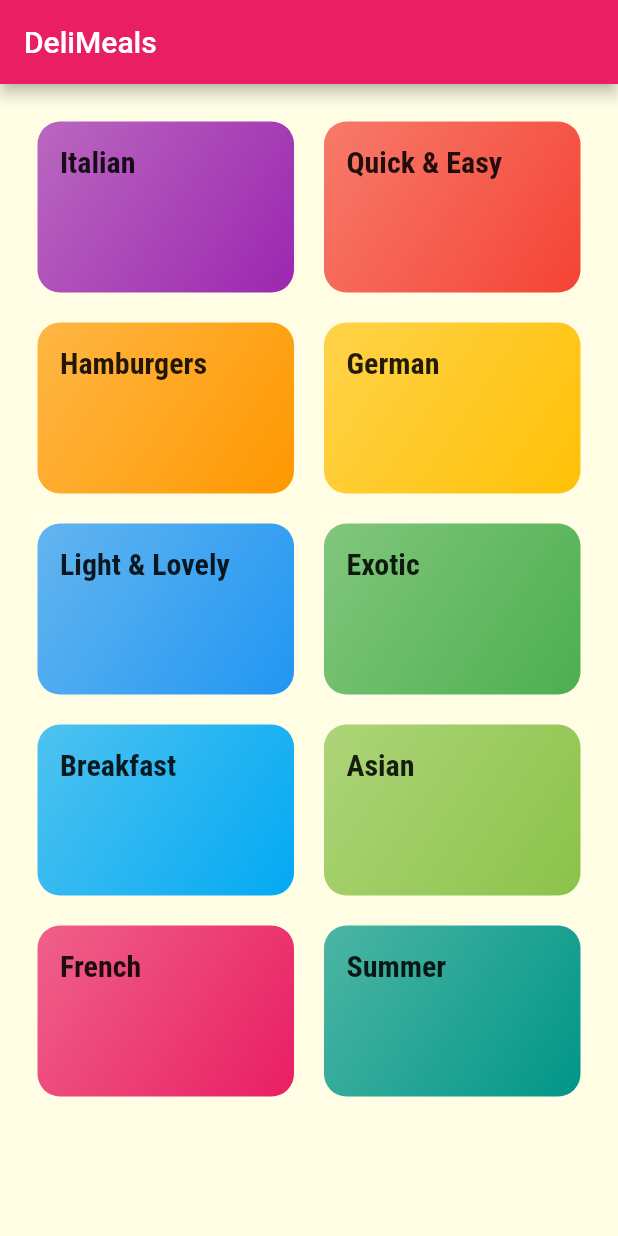
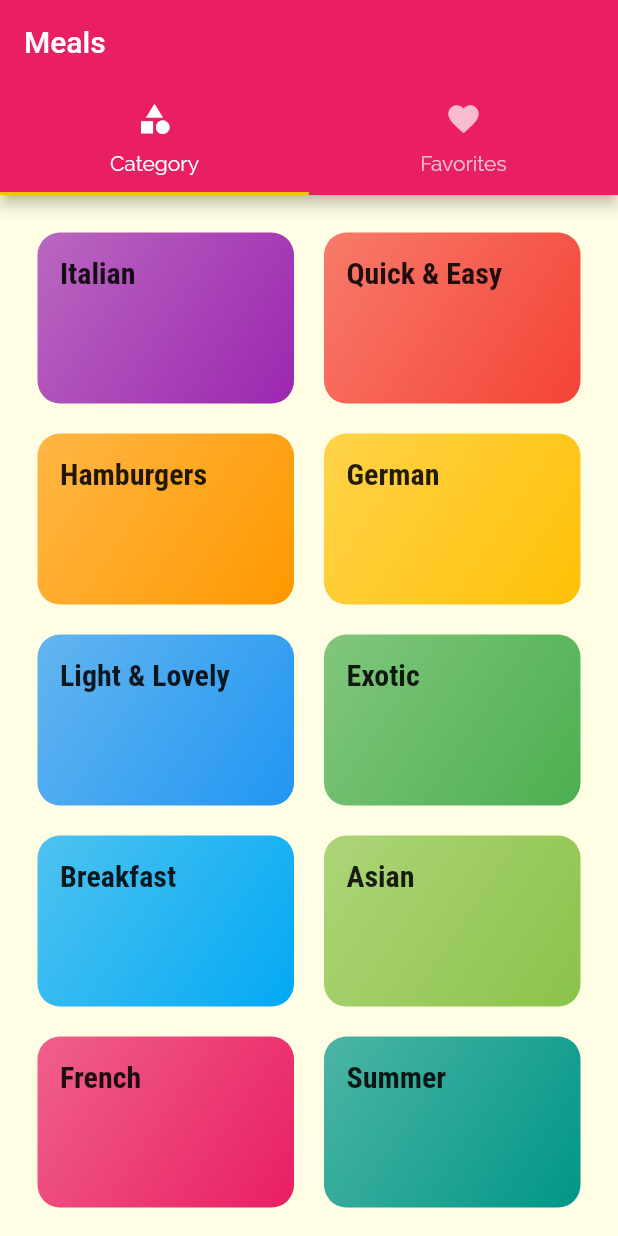
Before and after one commit to fakhruddin07/meals_app, a Flutter app: the screen it shows after launch, on a phone screen of 412 x 824 dp. Run offline on Flutter 3.47's test engine with Material 2 defaults, Android fonts, the phone set to English and light mode, and no system bars.

Commit message:
Adding a TabBar to the Appbar

```diff
--- a/lib/main.dart
+++ b/lib/main.dart
@@ -1,7 +1,7 @@
 import 'package:flutter/material.dart';
-import 'package:meals_app/screens/meal_detail_screen.dart';
+import './screens/meal_detail_screen.dart';
+import './screens/tabs_screen.dart';
 
-import 'screens/categories_screen.dart';
 import 'screens/category_meals_screen.dart';
 
 void main() {
@@ -33,7 +33,7 @@ class MyApp extends StatelessWidget {
       ),
       // home: const CategoriesScreen(),
       routes: {
-        "/": (cte) => const CategoriesScreen(),
+        "/": (ctx) => const TabsScreen(),
         CategoryMealsScreen.routeName: (ctx) => const CategoryMealsScreen(),
         MealDetailScreen.routeName: (ctx) => const MealDetailScreen(),
       },
--- a/lib/screens/categories_screen.dart
+++ b/lib/screens/categories_screen.dart
@@ -7,11 +7,7 @@ class CategoriesScreen extends StatelessWidget {
 
   @override
   Widget build(BuildContext context) {
-    return Scaffold(
-      appBar: AppBar(
-        title: const Text("DeliMeals"),
-      ),
-      body: GridView(
+    return GridView(
       padding: const EdgeInsets.all(25),
       gridDelegate: const SliverGridDelegateWithMaxCrossAxisExtent(
         maxCrossAxisExtent: 200,
@@ -28,7 +24,6 @@ class CategoriesScreen extends StatelessWidget {
             ),
           )
           .toList(),
-      ),
     );
   }
 }
--- /dev/null
+++ b/lib/screens/favorites_screen.dart
@@ -0,0 +1,12 @@
+import 'package:flutter/material.dart';
+
+class FavoritesScreen extends StatelessWidget {
+  const FavoritesScreen({super.key});
+
+  @override
+  Widget build(BuildContext context) {
+    return Center(
+      child: Text("Favorite Screen"),
+    );
+  }
+}
--- /dev/null
+++ b/lib/screens/tabs_screen.dart
@@ -0,0 +1,38 @@
+import 'package:flutter/material.dart';
+import 'package:meals_app/screens/categories_screen.dart';
+import 'package:meals_app/screens/favorites_screen.dart';
+
+class TabsScreen extends StatefulWidget {
+  const TabsScreen({super.key});
+
+  @override
+  State<TabsScreen> createState() => _TabsScreenState();
+}
+
+class _TabsScreenState extends State<TabsScreen> {
+  @override
+  Widget build(BuildContext context) {
+    return DefaultTabController(
+      length: 2,
+      child: Scaffold(
+        appBar: AppBar(
+          title: const Text("Meals"),
+          bottom: const TabBar(tabs: [
+            Tab(
+              icon: Icon(Icons.category),
+              text: "Category",
+            ),
+            Tab(
+              icon: Icon(Icons.favorite),
+              text: "Favorites",
+            ),
+          ]),
+        ),
+        body: const TabBarView(children: [
+          CategoriesScreen(),
+          FavoritesScreen(),
+        ]),
+      ),
+    );
+  }
+}
```
Lines whose indentation alone changed are shown as unchanged.
